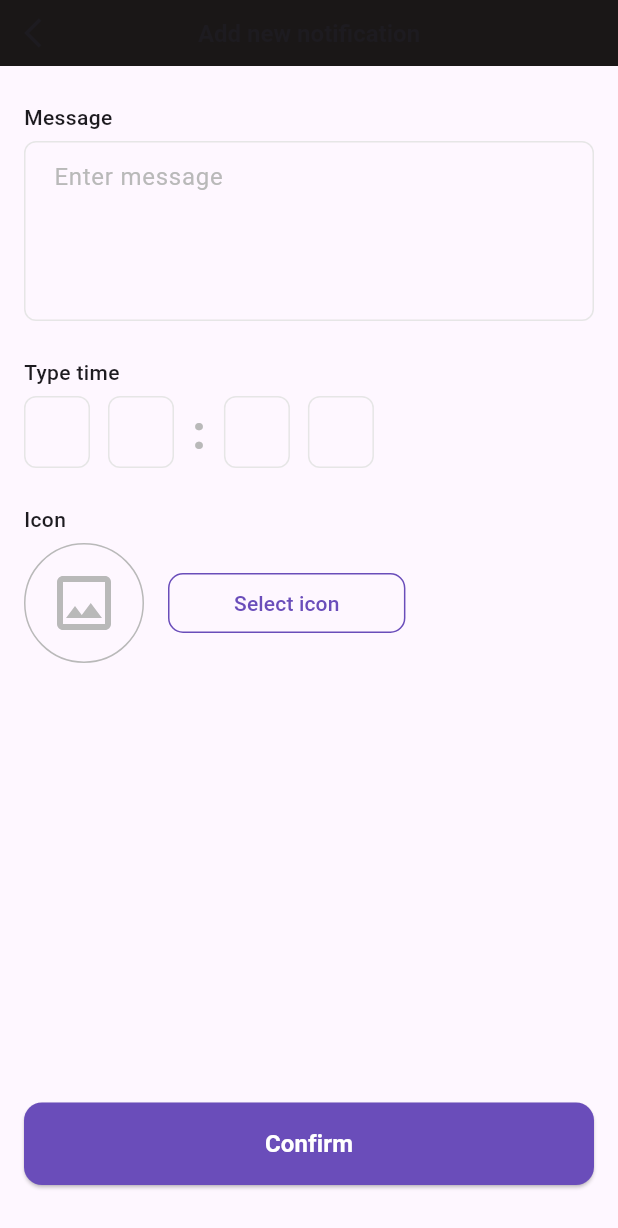
After one commit to NataliyaKoval/flutter_noti, a Flutter app: the screen it shows after launch, after a tap on "Add new notification", on a phone screen of 412 x 824 dp. The commit adds this screen. Shown: the top 1228 px of the screen. Run offline on Flutter 3.47's test engine with Material 3 defaults, Android fonts, the phone set to English and light mode, and no system bars; our stand-ins replace bloc, flutter_bloc, flutter_svg.

Commit message:
Create AddNewNotificationPage layout

```diff
--- /dev/null
+++ b/lib/consts/add_new_strings.dart
@@ -0,0 +1,9 @@
+class AddNewStrings {
+  String get title => 'Add new notification';
+  String get message => 'Message';
+  String get typeTime => 'Type time';
+  String get icon => 'Icon';
+  String get hint => 'Enter message';
+  String get selectButtonText => 'Select icon';
+  String get confirmButtonText => 'Confirm';
+}
--- a/lib/consts/image_assets.dart
+++ b/lib/consts/image_assets.dart
@@ -6,4 +6,5 @@ class ImageAssets {
   static const String error = '${_root}error$_svg';
   static const String delete = '${_root}delete$_svg';
   static const String add = '${_root}add$_svg';
+  static const String placeholder = '${_root}placeholder$_svg';
 }
--- a/lib/consts/strings.dart
+++ b/lib/consts/strings.dart
@@ -1,3 +1,4 @@
+import 'package:noti/consts/add_new_strings.dart';
 import 'package:noti/consts/app_strings.dart';
 import 'package:noti/consts/login_page_strings.dart';
 import 'package:noti/consts/notifications_screen_strings.dart';
@@ -7,4 +8,5 @@ class Strings {
   static LoginPageStrings loginPageStrings = LoginPageStrings();
   static NotificationsScreenStrings notificationsScreenStrings =
       NotificationsScreenStrings();
+  static AddNewStrings addNewStrings = AddNewStrings();
 }
--- /dev/null
+++ b/lib/presentation/add_new_notification_screen/add_new_notification_page.dart
@@ -0,0 +1,79 @@
+import 'package:flutter/material.dart';
+import 'package:flutter_svg/svg.dart';
+import 'package:noti/consts/app_colors.dart';
+import 'package:noti/consts/image_assets.dart';
+import 'package:noti/consts/strings.dart';
+import 'package:noti/presentation/add_new_notification_screen/widgets/multiline_text_field.dart';
+import 'package:noti/presentation/add_new_notification_screen/widgets/select_icon_button.dart';
+import 'package:noti/presentation/add_new_notification_screen/widgets/subtitle_text.dart';
+import 'package:noti/presentation/widgets/big_filled_button.dart';
+import 'package:noti/presentation/widgets/inputs_row.dart';
+
+class AddNewNotificationPage extends StatelessWidget {
+  const AddNewNotificationPage({super.key});
+
+  @override
+  Widget build(BuildContext context) {
+    return Scaffold(
+      resizeToAvoidBottomInset: false,
+      appBar: AppBar(
+        backgroundColor: AppColors.eerieBlack,
+        toolbarHeight: 44,
+        centerTitle: true,
+        title: Text(
+          Strings.addNewStrings.title,
+          style: const TextStyle(
+            fontSize: 16,
+            fontWeight: FontWeight.w700,
+          ),
+        ),
+        leading: IconButton(
+          icon: const Icon(Icons.arrow_back_ios),
+          onPressed: () {
+            Navigator.of(context).pop();
+          },
+        ),
+      ),
+      body: Padding(
+        padding: const EdgeInsets.only(
+          top: 24,
+          bottom: 34,
+          left: 16,
+          right: 16,
+        ),
+        child: Column(
+          crossAxisAlignment: CrossAxisAlignment.start,
+          children: [
+            SubtitleText(text: Strings.addNewStrings.message),
+            const MultilineTextField(),
+            const SizedBox(height: 24),
+            SubtitleText(text: Strings.addNewStrings.typeTime),
+            TimeInputsRow(
+              onChanged: () {},
+            ),
+            const SizedBox(height: 24),
+            SubtitleText(text: Strings.addNewStrings.icon),
+            Row(
+              children: [
+                Container(
+                  height: 80,
+                  width: 80,
+                  decoration: BoxDecoration(
+                    shape: BoxShape.circle,
+                    border: Border.all(color: AppColors.gray),
+                  ),
+                  child: Center(
+                      child: SvgPicture.asset(ImageAssets.placeholder)),
+                ),
+                const SizedBox(width: 16,),
+                const SelectIconButton(),
+              ],
+            ),
+            const Expanded(child: SizedBox()),
+            BigFilledButton(onPressed: () { }, text: Strings.addNewStrings.confirmButtonText,),
+          ],
+        ),
+      ),
+    );
+  }
+}
--- /dev/null
+++ b/lib/presentation/add_new_notification_screen/bloc/add_new_notification_cubit.dart
@@ -0,0 +1,8 @@
+import 'package:bloc/bloc.dart';
+import 'package:meta/meta.dart';
+
+part 'add_new_notification_state.dart';
+
+class AddNewNotificationCubit extends Cubit<AddNewNotificationState> {
+  AddNewNotificationCubit() : super(AddNewNotificationInitial());
+}
--- /dev/null
+++ b/lib/presentation/add_new_notification_screen/bloc/add_new_notification_state.dart
@@ -0,0 +1,6 @@
+part of 'add_new_notification_cubit.dart';
+
+@immutable
+abstract class AddNewNotificationState {}
+
+class AddNewNotificationInitial extends AddNewNotificationState {}
--- /dev/null
+++ b/lib/presentation/add_new_notification_screen/widgets/multiline_text_field.dart
@@ -0,0 +1,40 @@
+import 'package:flutter/material.dart';
+import 'package:noti/consts/app_colors.dart';
+import 'package:noti/consts/strings.dart';
+
+class MultilineTextField extends StatelessWidget {
+  const MultilineTextField({super.key});
+
+  @override
+  Widget build(BuildContext context) {
+    return TextField(
+      decoration: InputDecoration(
+        contentPadding:
+        const EdgeInsets.symmetric(vertical: 12, horizontal: 16),
+        hintText: Strings.addNewStrings.hint,
+        hintStyle: const TextStyle(
+          color: AppColors.gray,
+          fontSize: 16,
+          height: 1.5,
+        ),
+        enabledBorder: const OutlineInputBorder(
+          borderRadius: BorderRadius.all(Radius.circular(8.0)),
+          borderSide: BorderSide(
+            color: AppColors.platinum,
+            width: 1,
+          ),
+        ),
+        focusedBorder: const OutlineInputBorder(
+          borderRadius: BorderRadius.all(Radius.circular(8.0)),
+          borderSide: BorderSide(
+            color: AppColors.plumpPurple,
+            width: 1,
+          ),
+        ),
+      ),
+      minLines: 4,
+      maxLines: 4,
+      keyboardType: TextInputType.multiline,
+    );
+  }
+}
--- /dev/null
+++ b/lib/presentation/add_new_notification_screen/widgets/select_icon_button.dart
@@ -0,0 +1,27 @@
+import 'package:flutter/material.dart';
+import 'package:noti/consts/app_colors.dart';
+import 'package:noti/consts/strings.dart';
+
+class SelectIconButton extends StatelessWidget {
+  const SelectIconButton({super.key});
+
+  @override
+  Widget build(BuildContext context) {
+    return OutlinedButton(
+      style: OutlinedButton.styleFrom(
+        padding: const EdgeInsets.symmetric(
+          vertical: 10,
+          horizontal: 44,
+        ),
+        foregroundColor: AppColors.plumpPurple,
+        shape:RoundedRectangleBorder(borderRadius: BorderRadius.circular(10)),
+        side: const BorderSide(
+          width: 1,
+          color: AppColors.plumpPurple,
+        ),
+      ),
+      onPressed: () {},
+      child: Text(Strings.addNewStrings.selectButtonText),
+    );
+  }
+}
--- /dev/null
+++ b/lib/presentation/add_new_notification_screen/widgets/subtitle_text.dart
@@ -0,0 +1,22 @@
+import 'package:flutter/material.dart';
+
+class SubtitleText extends StatelessWidget {
+  const SubtitleText({super.key, required this.text});
+
+  final String text;
+
+  @override
+  Widget build(BuildContext context) {
+    return Padding(
+      padding: const EdgeInsets.only(bottom: 6),
+      child: Text(
+        text,
+        style: const TextStyle(
+          fontSize: 14,
+          height: 1.43,
+          fontWeight: FontWeight.w500,
+        ),
+      ),
+    );
+  }
+}
--- a/lib/presentation/add_new_screen/add_new_page.dart
+++ /dev/null
@@ -1,10 +0,0 @@
-import 'package:flutter/material.dart';
-
-class AddNewPage extends StatelessWidget {
-  const AddNewPage({super.key});
-
-  @override
-  Widget build(BuildContext context) {
-    return const Placeholder();
-  }
-}
--- a/lib/presentation/login_screen/login_page.dart
+++ b/lib/presentation/login_screen/login_page.dart
@@ -5,8 +5,8 @@ import 'package:noti/consts/strings.dart';
 import 'package:noti/consts/time_input_id.dart';
 import 'package:noti/presentation/login_screen/bloc/login_bloc.dart';
 import 'package:noti/presentation/login_screen/widgets/error_message.dart';
-import 'package:noti/presentation/login_screen/widgets/inputs_row.dart';
-import 'package:noti/presentation/login_screen/widgets/primary_button.dart';
+import 'package:noti/presentation/widgets/big_filled_button.dart';
+import 'package:noti/presentation/widgets/inputs_row.dart';
 import 'package:noti/presentation/notifications_screen/notifications_page.dart';
 
 class LoginPage extends StatelessWidget {
@@ -76,10 +76,9 @@ class LoginPage extends StatelessWidget {
                     const SizedBox(
                       height: 58,
                     ),
-                    InputsRow(onChanged: (TimeInputId id, String value) {
-                      context
-                          .read<LoginBloc>()
-                          .add(InputChangedEvent(inputId: id, inputValue: value));
+                    TimeInputsRow(onChanged: (TimeInputId id, String value) {
+                      context.read<LoginBloc>().add(
+                          InputChangedEvent(inputId: id, inputValue: value));
                     }),
                     Expanded(child: Container()),
                     AnimatedOpacity(
@@ -87,7 +86,10 @@ class LoginPage extends StatelessWidget {
                       opacity: state.isErrorVisible ? 1 : 0,
                       child: const ErrorMessage(),
                     ),
-                    PrimaryButton(
+                    Padding(
+                      padding: const EdgeInsets.symmetric(
+                          vertical: 32, horizontal: 16),
+                      child: BigFilledButton(
                         text: Strings.loginPageStrings.buttonText,
                         onPressed: state.isConfirmButtonEnabled
                             ? () {
@@ -96,6 +98,7 @@ class LoginPage extends StatelessWidget {
                                     .add(ConfirmButtonClickedEvent());
                               }
                             : null,
+                      ),
                     ),
                   ],
                 );
--- a/lib/presentation/login_screen/widgets/primary_button.dart
+++ /dev/null
@@ -1,46 +0,0 @@
-import 'package:flutter/material.dart';
-import 'package:noti/consts/app_colors.dart';
-import 'package:noti/consts/strings.dart';
-
-class PrimaryButton extends StatelessWidget {
-  const PrimaryButton({
-    super.key,
-    required this.text,
-    required this.onPressed,
-  });
-
-  final String text;
-  final void Function()? onPressed;
-
-  @override
-  Widget build(BuildContext context) {
-    return SizedBox(
-      width: double.infinity,
-      child: Padding(
-        padding: const EdgeInsets.symmetric(vertical: 32, horizontal: 16),
-        child: ElevatedButton(
-          style: ElevatedButton.styleFrom(
-            minimumSize: Size.zero,
-            padding: const EdgeInsets.symmetric(vertical: 16,),
-            disabledBackgroundColor: AppColors.gray,
-            backgroundColor: AppColors.plumpPurple,
-            foregroundColor: AppColors.blueMagentaViolet,
-            shape: RoundedRectangleBorder(
-              borderRadius: BorderRadius.circular(12),
-            ),
-          ),
-          onPressed: onPressed,
-          child: Text(
-            Strings.loginPageStrings.buttonText,
-            style: const TextStyle(
-              fontSize: 16,
-              fontWeight: FontWeight.w700,
-              //height: 1.5,
-              color: AppColors.white,
-            ),
-          ),
-        ),
-      ),
-    );
-  }
-}
--- a/lib/presentation/notifications_screen/widgets/button_with_icon.dart
+++ b/lib/presentation/notifications_screen/widgets/button_with_icon.dart
@@ -3,6 +3,7 @@ import 'package:flutter_svg/svg.dart';
 import 'package:noti/consts/app_colors.dart';
 import 'package:noti/consts/image_assets.dart';
 import 'package:noti/consts/strings.dart';
+import 'package:noti/presentation/add_new_notification_screen/add_new_notification_page.dart';
 
 class ButtonWithIcon extends StatelessWidget {
   const ButtonWithIcon({super.key});
@@ -16,14 +17,17 @@ class ButtonWithIcon extends StatelessWidget {
         child: ElevatedButton(
           style: ElevatedButton.styleFrom(
             padding: const EdgeInsets.symmetric(vertical: 12),
-            disabledBackgroundColor: AppColors.gray,
             backgroundColor: AppColors.plumpPurple,
             foregroundColor: AppColors.blueMagentaViolet,
             shape: RoundedRectangleBorder(
               borderRadius: BorderRadius.circular(12),
             ),
           ),
-          onPressed: null,
+          onPressed: () {
+            Navigator.of(context).push(MaterialPageRoute(
+              builder: (context) => AddNewNotificationPage(),
+            ));
+          },
           child: Row(
             mainAxisAlignment: MainAxisAlignment.center,
             crossAxisAlignment: CrossAxisAlignment.center,
--- /dev/null
+++ b/lib/presentation/widgets/big_filled_button.dart
@@ -0,0 +1,43 @@
+import 'package:flutter/material.dart';
+import 'package:noti/consts/app_colors.dart';
+import 'package:noti/consts/strings.dart';
+
+class BigFilledButton extends StatelessWidget {
+  const BigFilledButton({
+    super.key,
+    required this.text,
+    required this.onPressed,
+  });
+
+  final String text;
+  final void Function()? onPressed;
+
+  @override
+  Widget build(BuildContext context) {
+    return SizedBox(
+      width: double.infinity,
+      child: ElevatedButton(
+        style: ElevatedButton.styleFrom(
+          minimumSize: Size.zero,
+          padding: const EdgeInsets.symmetric(vertical: 16,),
+          disabledBackgroundColor: AppColors.gray,
+          backgroundColor: AppColors.plumpPurple,
+          foregroundColor: AppColors.blueMagentaViolet,
+          shape: RoundedRectangleBorder(
+            borderRadius: BorderRadius.circular(12),
+          ),
+        ),
+        onPressed: onPressed,
+        child: Text(
+          Strings.loginPageStrings.buttonText,
+          style: const TextStyle(
+            fontSize: 16,
+            fontWeight: FontWeight.w700,
+            //height: 1.5,
+            color: AppColors.white,
+          ),
+        ),
+      ),
+    );
+  }
+}
--- a/lib/presentation/login_screen/widgets/inputs_row.dart
+++ b/lib/presentation/widgets/inputs_row.dart
@@ -1,18 +1,18 @@
 import 'package:flutter/material.dart';
 import 'package:noti/consts/app_colors.dart';
 import 'package:noti/consts/time_input_id.dart';
-import 'package:noti/presentation/login_screen/widgets/time_input_field.dart';
+import 'package:noti/presentation/widgets/time_input_field.dart';
 
-class InputsRow extends StatefulWidget {
-  const InputsRow({super.key, required this.onChanged});
+class TimeInputsRow extends StatefulWidget {
+  const TimeInputsRow({super.key, required this.onChanged});
 
   final Function onChanged;
 
   @override
-  State<InputsRow> createState() => _InputsRowState();
+  State<TimeInputsRow> createState() => _TimeInputsRowState();
 }
 
-class _InputsRowState extends State<InputsRow> {
+class _TimeInputsRowState extends State<TimeInputsRow> {
   late final FocusNode firstFocusNode;
   late final FocusNode secondFocusNode;
   late final FocusNode thirdFocusNode;
--- a/lib/presentation/login_screen/widgets/time_input_field.dart
+++ b/lib/presentation/widgets/time_input_field.dart
@@ -17,7 +17,7 @@ class TimeInputField extends StatelessWidget {
     return SizedBox(
       width: 44,
       height: 48,
-      child: TextField(
+      child: TextFormField(
         focusNode: focusNode,
         keyboardType: TextInputType.number,
         inputFormatters: [
```
Also changed, not shown: assets/icons/placeholder.svg (added). Lines whose indentation alone changed are shown as unchanged.
